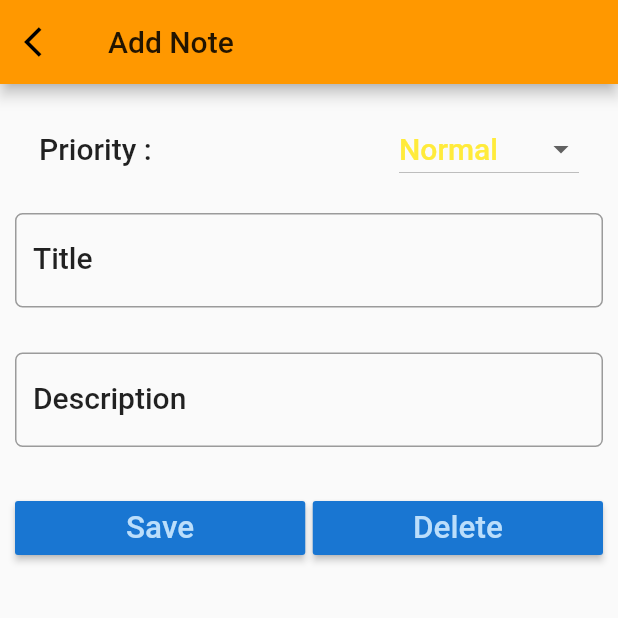
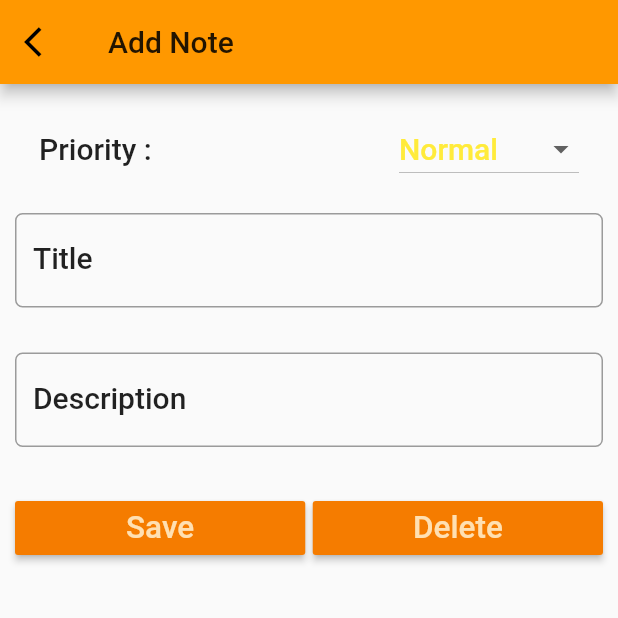
Before and after one commit to Akash98Sky/Sky-Note-Keeper-App, a Flutter app: the screen it shows after launch, after a tap on the "add box" icon, on a phone screen of 412 x 824 dp, the top half of it. Run offline on Flutter 3.47's test engine with Material 2 defaults, Android fonts, the phone set to English and light mode, and no system bars; our stand-ins replace dynamic_theme, shared_preferences, sqflite; accounts and stored records are empty; statements that could not run were skipped.

Commit message:
Note Keeper: Fix the showing of selected color drop down box it's better to store the index of the selected item in the list rather than the color value, as int value of color doesn't always correspont to the actual color in the list which leads to runtime exception.
* use a better way for logging

* some more fixes and imporvements in code

```diff
--- a/lib/main.dart
+++ b/lib/main.dart
@@ -1,24 +1,36 @@
 import 'package:flutter/material.dart';
+import 'package:logging/logging.dart';
 import 'package:note_keeper/screens/note_list.dart';
 import 'package:dynamic_theme/dynamic_theme.dart';
 import 'package:shared_preferences/shared_preferences.dart';
 
-void main() {
-  runApp(MyApp());
+void main() async {
+  Logger.root.level = Level.ALL;
+  Logger.root.onRecord.listen((LogRecord rec) {
+    print('${rec.level.name}: ${rec.loggerName}: ${rec.message}');
+  });
+  var myApp = MyApp();
+  myApp._loadColorIndex();
+  runApp(myApp);
 }
 
 class MyApp extends StatelessWidget {
+  static final Logger log = new Logger('MyApp');
+
   static const _sharedPrefColorKey = "primaryColor";
-  static const _defaultColor = Colors.orange;
+  static const List<Color> primaryColors = [
+    Colors.red,
+    Colors.indigo,
+    Colors.orange,
+    Colors.green,
+    Colors.blue
+  ];
+  static const Color defaultColor = Colors.orange;
 
   static Color _color;
 
   MyApp() {
-    _loadColor().then((value) {
-                _color = Color(value);
-              }
-              );
-    print("MyApp class is loaded...");
+    log.info("class is loaded...");
   }
 
   @override
@@ -26,7 +38,7 @@ class MyApp extends StatelessWidget {
     return new DynamicTheme(
         defaultBrightness: Brightness.light,
         data: (brightness) => new ThemeData(
-              primaryColor: _color,
+              primarySwatch: _color,
               brightness: brightness,
             ),
         themedWidgetBuilder: (context, theme) {
@@ -39,8 +51,10 @@ class MyApp extends StatelessWidget {
         });
   }
 
-  Future<int> _loadColor() async {
+  Future<void> _loadColorIndex() async {
     final SharedPreferences prefs = await SharedPreferences.getInstance();
-    return prefs.getInt(_sharedPrefColorKey) ?? _defaultColor.value;
+    _color = primaryColors[prefs.getInt(_sharedPrefColorKey) ??
+        MyApp.primaryColors.indexOf(MyApp.defaultColor)];
+    log.info("Colour code loaded :: $_color");
   }
 }
--- a/lib/screens/note_detail.dart
+++ b/lib/screens/note_detail.dart
@@ -1,6 +1,7 @@
 import 'package:flutter/material.dart';
 import 'package:flutter/painting.dart';
 import 'package:intl/intl.dart';
+import 'package:logging/logging.dart';
 import 'package:note_keeper/models/note.dart';
 import 'package:note_keeper/utils/database_helper.dart';
 import 'package:note_keeper/utils/utils.dart';
@@ -18,10 +19,13 @@ class NoteDetail extends StatefulWidget {
 }
 
 class NoteDetailState extends State<NoteDetail> {
+  static const _priorities = ['High', 'Normal', 'Low'];
+  static const  _priorityColor = [Colors.red, Colors.yellow, Colors.green];
+
+  static Logger log;
+
   var _formKey = GlobalKey<FormState>();
 
-  var _priorities = ['High', 'Normal', 'Low'];
-  var _priorityColor = [Colors.red, Colors.yellow, Colors.green];
   int _selectedPriority = 1;
   String appBarTitle;
   Note note;
@@ -30,7 +34,10 @@ class NoteDetailState extends State<NoteDetail> {
   TextEditingController titleControler = TextEditingController();
   TextEditingController descriptionControler = TextEditingController();
 
-  NoteDetailState(this.note, this.appBarTitle);
+  NoteDetailState(this.note, this.appBarTitle ) {
+    log = Logger(this.toString(minLevel: DiagnosticLevel.hint));
+    log.info("class is loaded...");
+  }
 
   @override
   void initState() {
@@ -38,6 +45,7 @@ class NoteDetailState extends State<NoteDetail> {
     titleControler.text = note.title;
     descriptionControler.text = note.description;
     _selectedPriority = note.priority;
+    log.info("init complete...");
   }
 
   @override
@@ -106,7 +114,7 @@ class NoteDetailState extends State<NoteDetail> {
                     controller: titleControler,
                     style: textStyle,
                     onFieldSubmitted: (value) {
-                      debugPrint('Something changes in Title Text Field');
+                      log.info("Something changed in Title Text Field");
                       updateTitle();
                     },
                     validator: (value) {
@@ -133,7 +141,7 @@ class NoteDetailState extends State<NoteDetail> {
                     controller: descriptionControler,
                     style: textStyle,
                     onFieldSubmitted: (value) {
-                      debugPrint('Something changes in Description Text Field');
+                      log.info("Something changed in Description Text Field");
                       updateDescription();
                     },
                     validator: (value) {
@@ -162,7 +170,7 @@ class NoteDetailState extends State<NoteDetail> {
                           child: Text('Save', textScaleFactor: 1.5),
                           onPressed: () {
                             setState(() {
-                              debugPrint('Saved button clicked');
+                              log.info("Saved button clicked");
                               if (_formKey.currentState.validate()) _save();
                             });
                           },
@@ -177,7 +185,7 @@ class NoteDetailState extends State<NoteDetail> {
                           child: Text('Delete', textScaleFactor: 1.5),
                           onPressed: () {
                             setState(() {
-                              debugPrint('Delete button clicked');
+                              log.info("Delete button clicked");
                               _delete();
                             });
                           },
@@ -232,6 +240,7 @@ class NoteDetailState extends State<NoteDetail> {
     }
 
     int result = await helper.deleteNote(note.id);
+
     if (result != 0) {
       Utils.showAlertDialog(context, 'Status', 'Note Deleted Successfully');
     } else {
--- a/lib/screens/note_list.dart
+++ b/lib/screens/note_list.dart
@@ -1,10 +1,11 @@
+import 'package:dynamic_theme/dynamic_theme.dart';
 import 'package:flutter/material.dart';
+import 'package:logging/logging.dart';
 import 'package:note_keeper/models/note.dart';
 import 'package:note_keeper/screens/note_detail.dart';
 import 'package:note_keeper/screens/note_settings.dart';
 import 'package:note_keeper/utils/database_helper.dart';
 import 'package:note_keeper/utils/utils.dart';
-import 'package:sqflite/sqlite_api.dart';
 
 class NoteList extends StatefulWidget {
   @override
@@ -14,23 +15,36 @@ class NoteList extends StatefulWidget {
 }
 
 class NoteListState extends State<NoteList> {
+  static const List<String> _popupOptions = ['Settings', 'About'];
+
+  static Logger log;
+
   DatabaseHelper databaseHelper = DatabaseHelper();
   List<Note> noteList;
   int _count = 0;
 
-  List<String> _popupOptions = ['Settings', 'About'];
+  NoteListState() {
+    log = Logger(this.toString(minLevel: DiagnosticLevel.hint));
+    log.info("class is loaded...");
+  }
+
+  @override
+  void initState() {
+    super.initState();
+
+    updateListView().whenComplete(() {
+      if (noteList == null) noteList = List<Note>();
+    });
+
+    log.info("init complete...");
+  }
 
   @override
   Widget build(BuildContext context) {
-    if (noteList == null) {
-      noteList = List<Note>();
-      updateListView();
-    }
+    log.info("Widget build started...");
 
     return WillPopScope(
-        onWillPop: () async {
-          return _exitAlertDialog();
-        },
+        onWillPop: () async => _exitAlertDialog(context),
         child: Scaffold(
           appBar: AppBar(
             leading: Padding(
@@ -57,30 +71,37 @@ class NoteListState extends State<NoteList> {
           body: getNodeListView(),
           floatingActionButton: FloatingActionButton(
             onPressed: () {
-              debugPrint('FAB pressed');
+              log.info("FAB pressed");
               navToDetail(Note('', '', 1), 'Add Note');
-              updateListView();
             },
             tooltip: 'Add Note',
             child: Icon(Icons.add_box),
+            backgroundColor:
+                DynamicTheme.of(context).brightness == Brightness.dark
+                    ? Colors.black
+                    : null,
+            foregroundColor:
+                DynamicTheme.of(context).brightness == Brightness.dark
+                    ? Colors.white
+                    : null,
           ),
         ));
   }
 
-  bool _exitAlertDialog() {
+  bool _exitAlertDialog(BuildContext context) {
     return showDialog(
           context: context,
-          builder: (context) => new AlertDialog(
-            title: new Text('Are you sure?'),
-            content: new Text('Do you want to exit'),
+          builder: (context) => AlertDialog(
+            title: Text('Are you sure?'),
+            content: Text('Do you want to exit'),
             actions: <Widget>[
-              new FlatButton(
+              FlatButton(
                 onPressed: () => Navigator.of(context).pop(false),
-                child: new Text('No'),
+                child: Text('No'),
               ),
-              new FlatButton(
+              FlatButton(
                 onPressed: () => Navigator.of(context).pop(true),
-                child: new Text('Yes'),
+                child: Text('Yes'),
               ),
             ],
           ),
@@ -96,6 +117,9 @@ class NoteListState extends State<NoteList> {
       itemBuilder: (BuildContext context, int pos) {
         return Card(
           elevation: 2.0,
+          color: DynamicTheme.of(context).brightness == Brightness.dark
+              ? Colors.black12
+              : null,
           child: ListTile(
             leading: CircleAvatar(
               child: getPriorityIcon(this.noteList[pos].priority),
@@ -122,18 +146,16 @@ class NoteListState extends State<NoteList> {
     );
   }
 
-  void updateListView() {
-    final Future<Database> dbFuture = databaseHelper.initializeDatabase();
-    dbFuture.then((database) {
-      Future<List<Note>> noteListFuture = databaseHelper.getNoteList();
-      noteListFuture.then((noteList) {
-        setState(() {
-          this.noteList = noteList;
-          this._count = noteList.length;
-          debugPrint('Updated List View');
-        });
+  Future<void> updateListView() async {
+    await databaseHelper.initializeDatabase();
+
+    this.noteList = await databaseHelper.getNoteList();
+    if (noteList != null && this._count != noteList.length)
+      setState(() {
+        this._count = noteList.length;
       });
-    });
+
+    log.info("Updated List View");
   }
 
   void choiceAction(String choice) {
@@ -150,7 +172,7 @@ class NoteListState extends State<NoteList> {
   Color getPriorityColor(int priority) {
     switch (priority) {
       case 0:
-        return Colors.red;
+        return Colors.red[500];
       case 1:
         return Colors.yellow;
       case 2:
@@ -163,17 +185,20 @@ class NoteListState extends State<NoteList> {
   Icon getPriorityIcon(int priority) {
     switch (priority) {
       case 0:
-        return Icon(Icons.arrow_right);
+        return Icon(
+          Icons.priority_high,
+          color: Colors.black,
+        );
         break;
       case 1:
         return Icon(
-          Icons.keyboard_arrow_right,
+          Icons.rotate_right,
           color: Colors.black,
         );
         break;
       default:
         return Icon(
-          Icons.keyboard_arrow_right,
+          Icons.low_priority,
           color: Colors.black,
         );
     }
--- a/pubspec.yaml
+++ b/pubspec.yaml
@@ -30,6 +30,8 @@ dependencies:
   dynamic_theme:
 
   shared_preferences:
+
+  logging: ^0.11.3+2
 
 dev_dependencies:
   flutter_test:
```
Also changed, not shown: lib/screens/note_settings.dart (+70 -24 lines), pubspec.lock.
